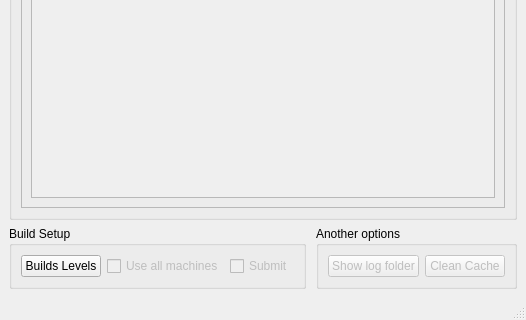
shenyu0403/BatchBuildLightUE4, file BatchLightUE4/Views/WindowsMainWindows.ui: the form before one commit; both pictures show x 0 to 526 and y 169 to 489 of the 526 by 489 pixel window.
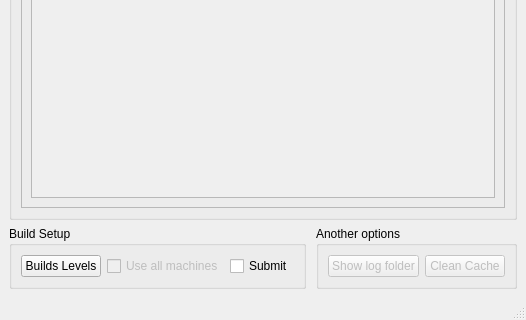
The form after the commit. Icons and pictures are not drawn.

Commit message: Activate the checkbox Submit

```diff
--- a/BatchLightUE4/Views/WindowsMainWindows.ui
+++ b/BatchLightUE4/Views/WindowsMainWindows.ui
@@ -220,7 +220,7 @@
            <item>
             <widget class="QCheckBox" name="checkBox">
              <property name="enabled">
-              <bool>false</bool>
+              <bool>true</bool>
              </property>
              <property name="text">
               <string>Submit</string>
```
Left out of the diff: 2 changed lines with no effect on the pictures. The commit also changes 2 other files.
